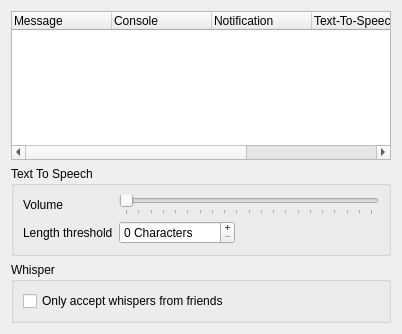
Above: src/mumble/Log.ui from mumble-voip/mumble before the change. Below: the same form after it.
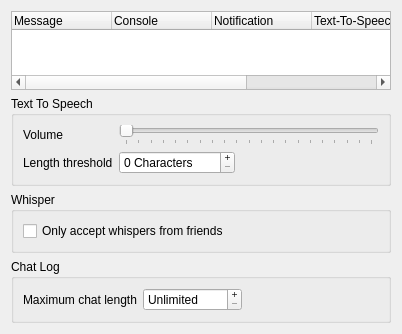
That is the form after the change.

Commit message: Added FR 2109227: limit the chat log size.

What changed in the file:
```diff
--- a/src/mumble/Log.ui
+++ b/src/mumble/Log.ui
@@ -174,6 +174,54 @@
      </layout>
     </widget>
    </item>
+   <item>
+    <widget class="QGroupBox" name="qgbMaxBlocks">
+     <property name="title">
+      <string>Chat Log</string>
+     </property>
+     <layout class="QGridLayout" name="gridLayout">
+      <item row="0" column="0">
+       <widget class="QLabel" name="qlMaxBlocks">
+        <property name="text">
+         <string>Maximum chat length</string>
+        </property>
+       </widget>
+      </item>
+      <item row="0" column="1">
+       <widget class="QSpinBox" name="qsbMaxBlocks">
+        <property name="buttonSymbols">
+         <enum>QAbstractSpinBox::PlusMinus</enum>
+        </property>
+        <property name="specialValueText">
+         <string>Unlimited</string>
+        </property>
+        <property name="suffix">
+         <string> Lines</string>
+        </property>
+        <property name="maximum">
+         <number>1000000</number>
+        </property>
+        <property name="singleStep">
+         <number>100</number>
+        </property>
+       </widget>
+      </item>
+      <item row="0" column="2">
+       <spacer name="horizontalSpacer">
+        <property name="orientation">
+         <enum>Qt::Horizontal</enum>
+        </property>
+        <property name="sizeHint" stdset="0">
+         <size>
+          <width>8</width>
+          <height>16</height>
+         </size>
+        </property>
+       </spacer>
+      </item>
+     </layout>
+    </widget>
+   </item>
   </layout>
  </widget>
  <resources/>
```
The commit also changes 4 other files.
